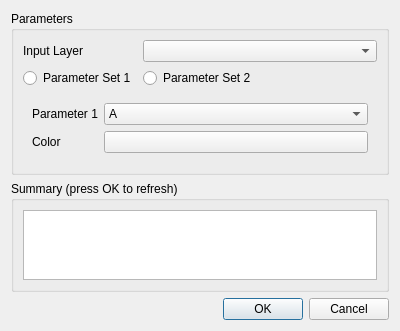
The window that enmapbox/apps/exampleapp/example.ui (jakimowb/enmapbox_testmigration2) describes before a commit, drawn with Qt 5.
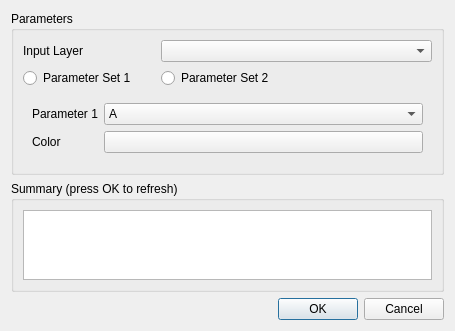
The same window after the commit. Custom widgets are drawn as their Qt base class.

Commit message: enmapbox.gui.sandbox.initQgisEnvironment() now tries to make other PyQGIS Plugins available

Diff of the .ui file:
```diff
--- a/enmapbox/apps/exampleapp/example.ui
+++ b/enmapbox/apps/exampleapp/example.ui
@@ -6,8 +6,8 @@
    <rect>
     <x>0</x>
     <y>0</y>
-    <width>400</width>
-    <height>303</height>
+    <width>455</width>
+    <height>306</height>
    </rect>
   </property>
   <property name="windowTitle">
```
Left out of the diff: 4 changed lines with no effect on the pictures. The commit also changes 4 other files.
